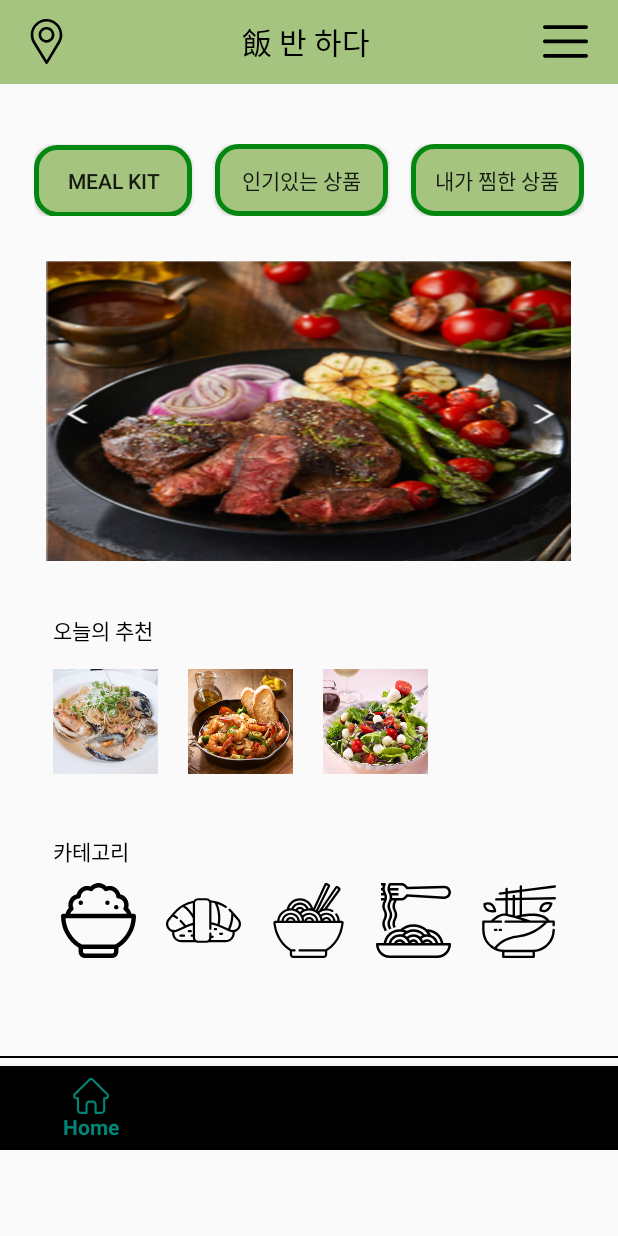
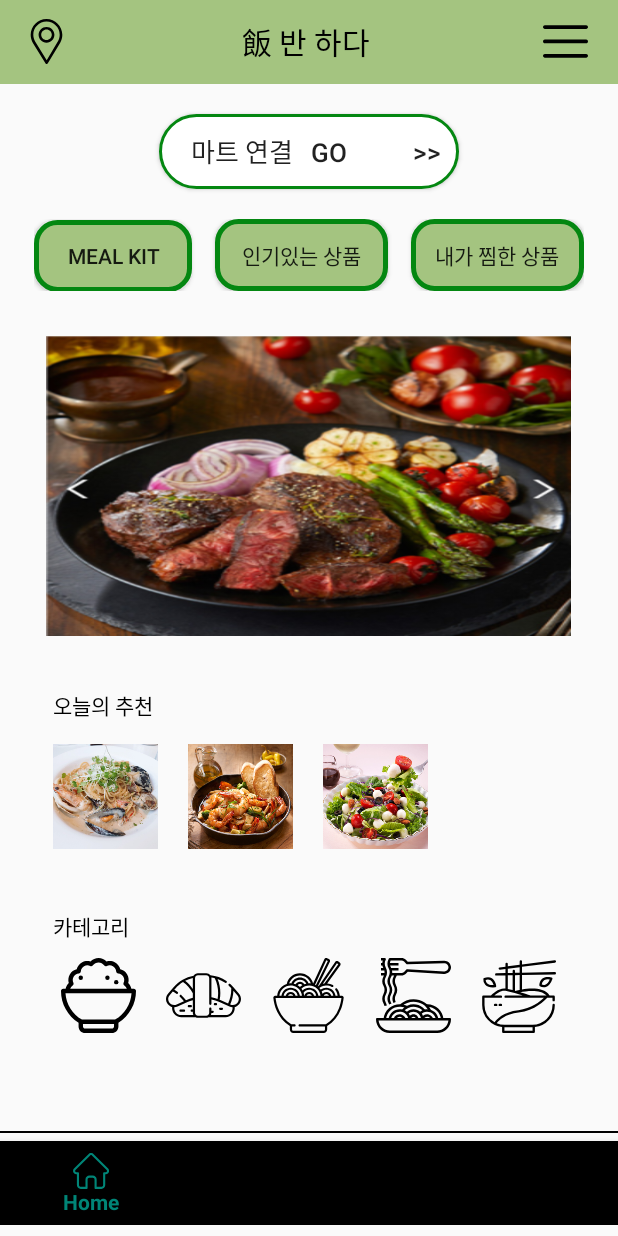
Before and after one commit to seungkloveit/Banhada, an Android app: the HomeActivity screen opened directly, with no data from a screen before it, on a phone screen of 412 x 824 dp. Run offline under Robolectric (Android 15) with nearby library versions, the phone set to English and light mode, and no system bars.

Commit message:
소비자앱 마트연결 버튼 추가

```diff
--- a/Banhada/app/src/main/java/com/banhada/HomeActivity.java
+++ b/Banhada/app/src/main/java/com/banhada/HomeActivity.java
@@ -12,6 +12,7 @@ import android.widget.ViewFlipper;
 import androidx.annotation.NonNull;
 import androidx.appcompat.app.AppCompatActivity;
 
+import com.banhada.mart.MartActivity;
 import com.banhada.mypage.MyPage;
 import com.banhada.mypage.Notice;
 import com.banhada.mypage.delivery;
@@ -26,10 +27,20 @@ import com.google.android.material.bottomnavigation.BottomNavigationView;
 
 public class HomeActivity extends AppCompatActivity {
     ViewFlipper vf;
+    Button btn_mart_search_main;
     @Override
     protected void onCreate(Bundle savedInstanceState) {
         super.onCreate(savedInstanceState);
         setContentView(R.layout.home);
+
+        btn_mart_search_main=findViewById(R.id.btn_mart_search_main);
+        btn_mart_search_main.setOnClickListener(new View.OnClickListener() {
+            @Override
+            public void onClick(View v) {
+                Intent intent = new Intent(getApplicationContext(), MartActivity.class);       //마트연결
+                startActivity(intent);
+            }
+        });
 
         // 뷰플리퍼 관련
         vf = (ViewFlipper) findViewById(R.id.viewFlipper);
--- /dev/null
+++ b/Banhada/app/src/main/res/drawable/button_style3.xml
@@ -0,0 +1,10 @@
+<?xml version="1.0" encoding="utf-8"?>
+<shape xmlns:android="http://schemas.android.com/apk/res/android">
+    <solid
+        android:color="#FFFFFF"/>
+    <stroke
+        android:width="2dp"
+        android:color="#048711" />
+    <corners
+        android:radius="50dp"/>
+</shape>
--- a/Banhada/app/src/main/res/layout/activity_normaluser_login.xml
+++ b/Banhada/app/src/main/res/layout/activity_normaluser_login.xml
@@ -67,6 +67,7 @@
             android:layout_height="100dp"
             android:text="로그인"
             android:textSize="15dp" />
+        <!--android:background="#DDDDFF"-->
     </LinearLayout>
     <Button
         android:id="@+id/find_id_pw"
--- a/Banhada/app/src/main/res/layout/home.xml
+++ b/Banhada/app/src/main/res/layout/home.xml
@@ -49,13 +49,24 @@
         <LinearLayout
             android:layout_width="match_parent"
             android:layout_height="wrap_content"
-            android:orientation="vertical" >
+            android:orientation="vertical">
+
+            <Button
+                android:id="@+id/btn_mart_search_main"
+                android:layout_width="200dp"
+                android:layout_height="50dp"
+                android:layout_gravity="center"
+                android:paddingLeft="10dp"
+                android:layout_marginTop="20dp"
+                android:background="@drawable/button_style3"
+                android:text="마트 연결   Go           >>"
+                android:textSize="17dp" />
 
             <LinearLayout
                 android:layout_width="wrap_content"
                 android:layout_height="wrap_content"
                 android:layout_gravity="center"
-                android:layout_marginTop="40dp"
+                android:layout_marginTop="20dp"
                 android:orientation="horizontal">
 
                 <Button
--- a/Banhada/app/src/main/res/layout/mart.xml
+++ b/Banhada/app/src/main/res/layout/mart.xml
@@ -16,7 +16,7 @@
             android:layout_width="wrap_content"
             android:layout_height="wrap_content"
             android:layout_gravity="center"
-            android:text="근처 마트 탐색"
+            android:text="마트 연결"
             android:textColor="#000000"
             android:textSize="20dp" />
     </androidx.appcompat.widget.Toolbar>
```
Also changed, not shown: Banhada/app/src/main/java/com/banhada/product/Cook.java (+22 -2 lines), Banhada/app/src/main/res/layout/activity_normaluser_signup.xml (+9 -6 lines).
